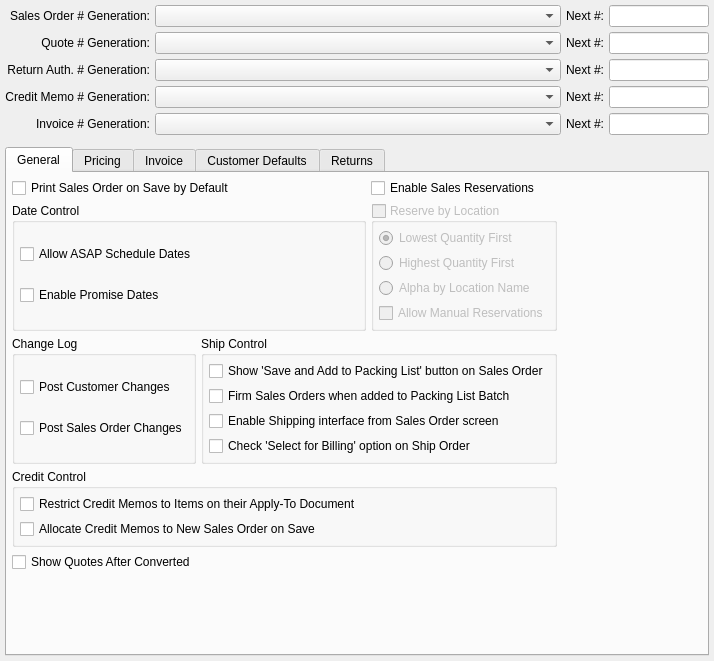
Qt form guiclient/configureSO.ui (Pegasus-RPG/xtuple-client) before a commit.
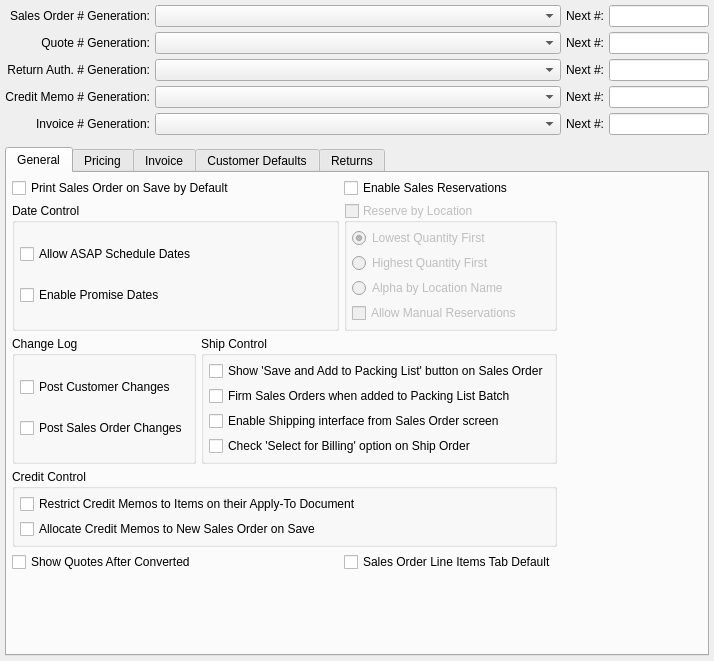
The same form after that commit. Custom widgets are drawn as their Qt base class.

Commit message: Issue #22602:redesign salesOrder ui

Diff of the .ui file:
```diff
--- a/guiclient/configureSO.ui
+++ b/guiclient/configureSO.ui
@@ -488,6 +488,13 @@
                  </property>
                 </widget>
                </item>
+               <item row="4" column="2">
+                <widget class="QCheckBox" name="_lineItemsSO">
+                 <property name="text">
+                  <string>Sales Order Line Items Tab Default</string>
+                 </property>
+                </widget>
+               </item>
               </layout>
              </item>
              <item>
```
The commit also changes 3 other files.
